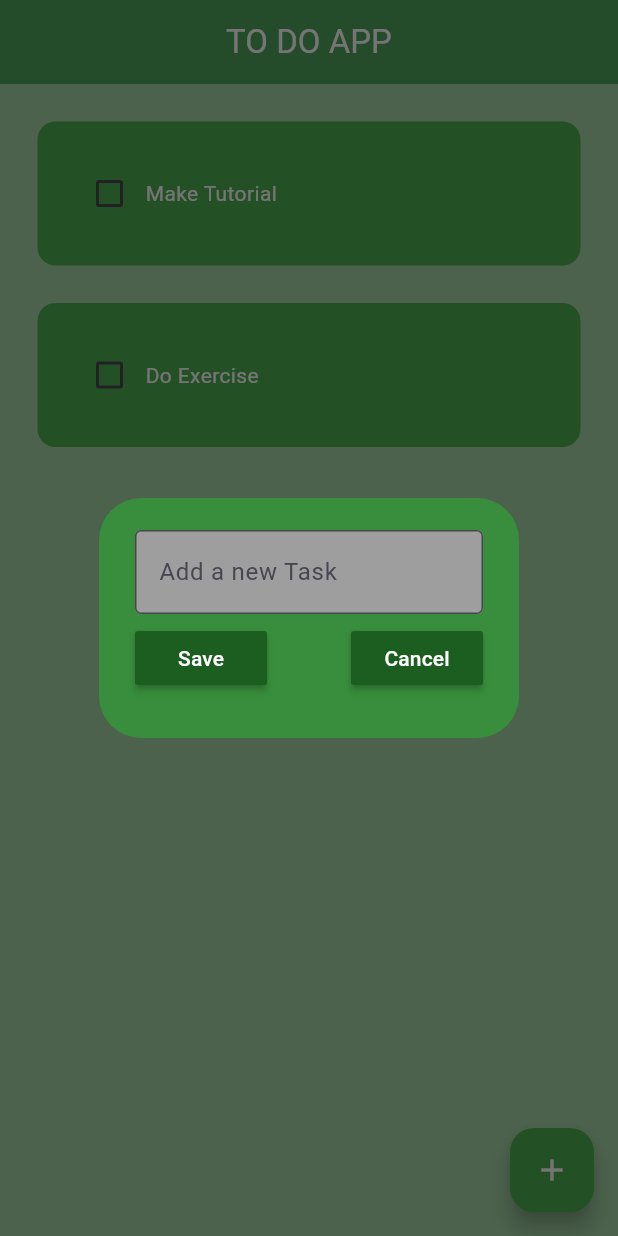
After one commit to O-rensa/flutter_todo, a Flutter app: the screen it shows after launch, after a tap on the "add" icon, on a phone screen of 412 x 824 dp. The commit adds this screen. Run offline on Flutter 3.47's test engine with Material 3 defaults, Android fonts, the phone set to English and light mode, and no system bars.

Commit message:
Added dialog box

```diff
--- /dev/null
+++ b/todo_app/lib/components/alert_button.dart
@@ -0,0 +1,27 @@
+import "package:flutter/material.dart";
+
+class AlertButton extends StatelessWidget {
+  final String text;
+  final VoidCallback onPressed;
+
+  const AlertButton({
+    super.key,
+    required this.text,
+    required this.onPressed,
+  });
+
+  @override
+  Widget build(BuildContext context) {
+    return MaterialButton(
+      onPressed: onPressed,
+      color: Colors.green[900],
+
+      child: Text(
+        text,
+        style: const TextStyle(
+          color:  Colors.white
+        ),
+        ),
+      );
+  }
+}
--- /dev/null
+++ b/todo_app/lib/components/dialog_box.dart
@@ -0,0 +1,60 @@
+import 'package:flutter/material.dart';
+import 'package:todo_app/components/alert_button.dart';
+
+class DialogBox extends StatelessWidget {
+  final TextEditingController txController;
+  VoidCallback onSave;
+  VoidCallback onCancel;
+
+  DialogBox({
+    super.key,
+    required this.txController,
+    required this.onSave,
+    required this.onCancel
+  });
+
+  @override
+  Widget build(BuildContext context) {
+    return AlertDialog(
+      backgroundColor: Colors.green[700],
+
+      content: SizedBox(
+        height: 120,
+        child: Column(
+          mainAxisAlignment: MainAxisAlignment.spaceEvenly,
+          children: [
+            // get user input
+            TextField(
+              controller: txController,
+              decoration: const InputDecoration(
+                filled: true,
+                fillColor: Colors.grey,
+                border: OutlineInputBorder(),
+                hintText: "Add a new Task",
+              ),
+            ),
+
+            // buttons -> save + cancel
+            Row(
+              mainAxisAlignment: MainAxisAlignment.spaceBetween,
+              children: [
+              // save button
+              AlertButton(
+                text: "Save",
+                onPressed: onSave,
+                ),
+
+              // cancel button
+              AlertButton(
+                text: "Cancel",
+                onPressed: onCancel,
+                )
+
+            ],)
+          ],
+        )
+        ),
+
+    );
+  }
+}
--- a/todo_app/lib/components/todo_tile.dart
+++ b/todo_app/lib/components/todo_tile.dart
@@ -3,9 +3,9 @@ import 'package:flutter/material.dart';
 class ToDoTile extends StatelessWidget {
   final String taskName;
   final bool taskCompleted;
-  Function(bool?)? onChanged;
+  final Function(bool?)? onChanged;
 
-  ToDoTile({
+  const ToDoTile({
     super.key,
     required this.taskName,
     required this.taskCompleted,
@@ -22,6 +22,7 @@ class ToDoTile extends StatelessWidget {
           color: Colors.green,
           borderRadius: BorderRadius.circular(12),
         ),
+
         child:  Row(
           children: [
             // check box
--- a/todo_app/lib/pages/home_page.dart
+++ b/todo_app/lib/pages/home_page.dart
@@ -1,4 +1,5 @@
 import 'package:flutter/material.dart';
+import 'package:todo_app/components/dialog_box.dart';
 import '../components/todo_tile.dart';
 
 class HomePage extends StatefulWidget {
@@ -11,6 +12,9 @@ class HomePage extends StatefulWidget {
 }
 
 class _HomePageState extends State<HomePage> {
+  // text controller
+  final _controller = TextEditingController();
+
   // list of todo tasks
   List toDoList = [
     ["Make Tutorial", false],
@@ -24,10 +28,35 @@ class _HomePageState extends State<HomePage> {
     });
   }
 
+  // save new task
+  void saveNewTask() {
+    setState(() {
+      toDoList.add(
+        [_controller.text, false]
+      );
+      _controller.clear();
+    });
+    Navigator.of(context).pop();
+  }
+
+  // create new task
+  void createNewtask() {
+    showDialog(
+      context: context,
+      builder: (context) {
+        return DialogBox(
+          txController: _controller,
+          onSave: saveNewTask,
+          onCancel: () => Navigator.of(context).pop(),
+          );
+      });
+  }
+
   @override
   Widget build(BuildContext context) {
     return Scaffold(
       backgroundColor: Colors.green[200],
+
       appBar: AppBar(
         centerTitle: true,
         backgroundColor: Colors.green,
@@ -38,6 +67,7 @@ class _HomePageState extends State<HomePage> {
           'TO DO APP'),
         elevation: 10,
       ),
+
       body: ListView.builder(
         itemCount: toDoList.length,
         itemBuilder: (context, index) {
@@ -46,7 +76,16 @@ class _HomePageState extends State<HomePage> {
             taskCompleted: toDoList[index][1],
             onChanged: (value) => checkBoxOnChanged(value, index),
             );
-        })
+        }),
+
+      floatingActionButton: FloatingActionButton(
+        onPressed: createNewtask,
+        backgroundColor: Colors.green,
+        child: const Icon(
+            Icons.add,
+            color: Colors.white
+          )
+        ),
     );
   }
 }
```
